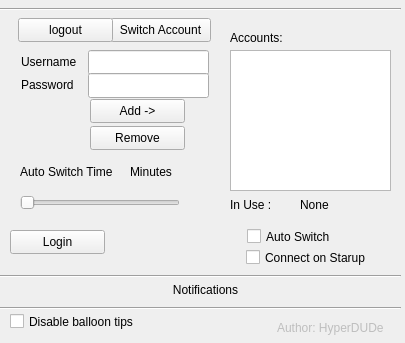
This is widget.ui in ravirdv/Hyperoam as Qt 5 draws it before an edit. The edited form follows.
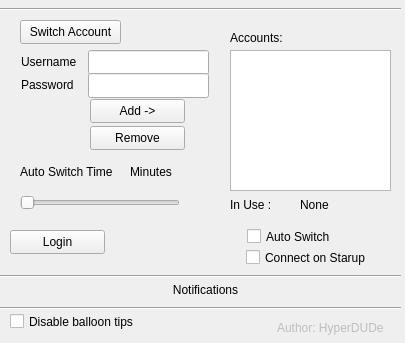
This is the edited form.

Commit message: logout code removed

```diff
--- a/widget.ui
+++ b/widget.ui
@@ -180,8 +180,8 @@
   <widget class="QPushButton" name="switchAccount">
    <property name="geometry">
     <rect>
-     <x>110</x>
-     <y>18</y>
+     <x>20</x>
+     <y>20</y>
      <width>101</width>
      <height>24</height>
     </rect>
@@ -290,19 +290,6 @@
     <string>Connect on Starup</string>
    </property>
   </widget>
-  <widget class="QPushButton" name="logout">
-   <property name="geometry">
-    <rect>
-     <x>18</x>
-     <y>18</y>
-     <width>95</width>
-     <height>24</height>
-    </rect>
-   </property>
-   <property name="text">
-    <string>logout</string>
-   </property>
-  </widget>
   <widget class="QCheckBox" name="autoSwitch">
    <property name="geometry">
     <rect>
```
Left out of the diff: 1 changed line with no effect on the pictures. The commit also changes 5 other files.
